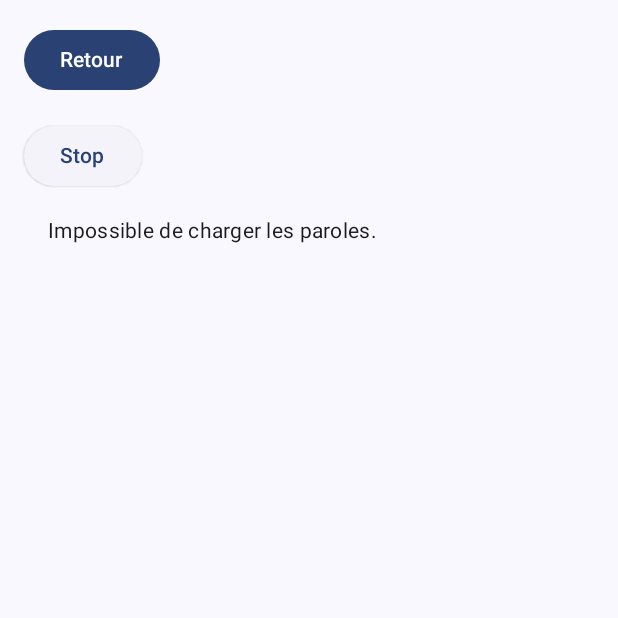
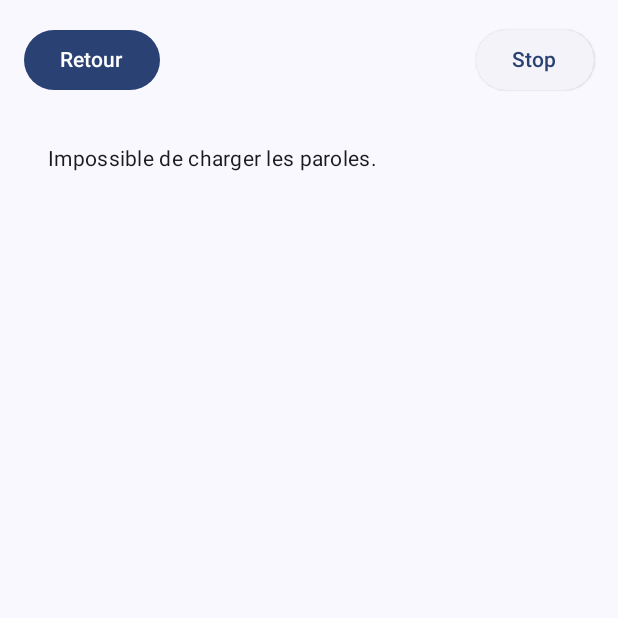
Before and after one commit to maeva22/SongWithMe, an Android app built with Jetpack Compose: the composable LyricsScreen called with empty values, after a tap on "Play", on a phone screen of 412 x 824 dp, the top half of it. Run offline under Robolectric (Android 15) with nearby library versions, the phone set to English and light mode, and no system bars; libraries missing offline, so code that uses them is left out: fr.enssat.singwithme; network calls fail.

```diff
--- a/app/src/main/java/fr/enssat/singwithme/MdNs/LyricsActivity.kt
+++ b/app/src/main/java/fr/enssat/singwithme/MdNs/LyricsActivity.kt
@@ -1,10 +1,13 @@
 package fr.enssat.singwithme.MdNs
 
+import android.app.Activity
+import android.content.pm.ActivityInfo
 import android.provider.ContactsContract.Data
 import android.util.Log
 import androidx.compose.animation.core.Animatable
 import androidx.compose.animation.core.LinearEasing
 import androidx.compose.animation.core.tween
+import androidx.compose.foundation.background
 import androidx.compose.foundation.layout.*
 import androidx.compose.material3.Button
 import androidx.compose.material3.ElevatedButton
@@ -12,6 +15,7 @@ import androidx.compose.material3.MaterialTheme
 import androidx.compose.material3.Surface
 import androidx.compose.material3.Text
 import androidx.compose.runtime.Composable
+import androidx.compose.runtime.DisposableEffect
 import androidx.compose.runtime.LaunchedEffect
 import androidx.compose.runtime.getValue
 import androidx.compose.runtime.mutableFloatStateOf
@@ -20,6 +24,7 @@ import androidx.compose.runtime.mutableStateOf
 import androidx.compose.runtime.remember
 import androidx.compose.runtime.saveable.rememberSaveable
 import androidx.compose.runtime.setValue
+import androidx.compose.ui.Alignment
 import androidx.compose.ui.Modifier
 import androidx.compose.ui.graphics.Color
 import androidx.compose.ui.layout.onSizeChanged
@@ -28,6 +33,7 @@ import androidx.compose.ui.platform.LocalDensity
 import androidx.compose.ui.text.style.TextAlign
 import androidx.compose.ui.unit.Dp
 import androidx.compose.ui.unit.dp
+import androidx.compose.ui.unit.sp
 import androidx.navigation.NavController
 import kotlinx.coroutines.delay
 import kotlin.reflect.KProperty
@@ -37,6 +43,21 @@ const val BASE_URL = "https://gcpa-enssat-24-25.s3.eu-west-3.amazonaws.com/"
 
 @Composable
 fun LyricsScreen(songPath: String?, navController: NavController) {
+
+    val activity = LocalContext.current as Activity
+
+    // Forcer l'orientation paysage uniquement pour ce composable
+    LaunchedEffect(Unit) {
+        activity.requestedOrientation = ActivityInfo.SCREEN_ORIENTATION_LANDSCAPE
+    }
+
+    // Réinitialiser l'orientation quand on quitte cette page
+    DisposableEffect(Unit) {
+        onDispose {
+            activity.requestedOrientation = ActivityInfo.SCREEN_ORIENTATION_UNSPECIFIED
+        }
+    }
+
     val context = LocalContext.current
 
     if (songPath != "null") {
@@ -45,20 +66,26 @@ fun LyricsScreen(songPath: String?, navController: NavController) {
         val launchMusic = rememberSaveable  { mutableStateOf(false) }
         // Affichage de l'écran
         Column(modifier = Modifier.padding(16.dp)) {
-            // Bouton pour revenir à la liste des chansons
-            Button(
-                modifier = Modifier.padding(bottom = 16.dp),
-                onClick = { navController.navigateUp() }
+            // Ligne contenant les boutons alignés
+            Row(
+                modifier = Modifier
+                    .fillMaxWidth()
+                    .padding(bottom = 16.dp), // Ajout de l'espacement en bas
+                horizontalArrangement = Arrangement.SpaceBetween // Alignement des boutons
             ) {
+                // Bouton "Retour" aligné à gauche
+                Button(onClick = { navController.navigateUp() }) {
                     Text(text = "Retour")
                 }
-            ElevatedButton(
-                onClick = { launchMusic.value = !launchMusic.value }
-            ) {
+
+                // Bouton "Play/Stop" aligné à droite
+                ElevatedButton(onClick = { launchMusic.value = !launchMusic.value }) {
                     Text(if (launchMusic.value) "Stop" else "Play")
                 }
+            }
 
-            if(launchMusic.value){
+            // Si la musique est en cours de lecture
+            if (launchMusic.value) {
                 if (karaoke.isNullOrEmpty()) {
                     Text(
                         modifier = Modifier.padding(16.dp),
@@ -66,7 +93,6 @@ fun LyricsScreen(songPath: String?, navController: NavController) {
                         text = "Impossible de charger les paroles."
                     )
                 } else {
-
                     // GET the data to good format
                     val textSong = parseMd(karaoke)
                     val parole = transformToData(textSong)
@@ -75,6 +101,7 @@ fun LyricsScreen(songPath: String?, navController: NavController) {
                 }
             }
         }
+
     } else {
         Column(modifier = Modifier.padding(16.dp)) {
             // Bouton pour revenir à la liste des chansons
@@ -101,7 +128,17 @@ fun KaraokeSimpleText(text: String, progress: Float) {
     var width by remember { mutableIntStateOf(0) }
     var height by remember { mutableIntStateOf(0) }
 
-    Box(Modifier.padding(Dp(5f))) {
+    Box(
+        modifier = Modifier
+            .fillMaxSize() // Remplit tout l'écran
+            .padding(5.dp), // Ajoute un padding autour de la Box
+        contentAlignment = Alignment.Center
+
+    ) {
+        Box(
+            modifier = Modifier
+                .wrapContentSize()
+        ) {
             Text(
                 text = text,
                 color = Color.Red,
@@ -110,7 +147,8 @@ fun KaraokeSimpleText(text: String, progress: Float) {
                     width = it.width
                     height = it.height
                 },
-            textAlign = TextAlign.Left
+                textAlign = TextAlign.Left,
+                style = MaterialTheme.typography.bodyMedium.copy(fontSize = 30.sp) // Taille du texte de 30 sp
 
                 )
 
@@ -131,11 +169,12 @@ fun KaraokeSimpleText(text: String, progress: Float) {
                 color = Color.Blue,
                 modifier = Modifier.width(width.pxToDp() * progress),
                 textAlign = TextAlign.Left,
-            softWrap = false
+                softWrap = false ,
+                style = MaterialTheme.typography.bodyMedium.copy(fontSize = 30.sp)
             )
 
         }
-
+    }
 
 }
 
```
Lines whose indentation alone changed are shown as unchanged.
